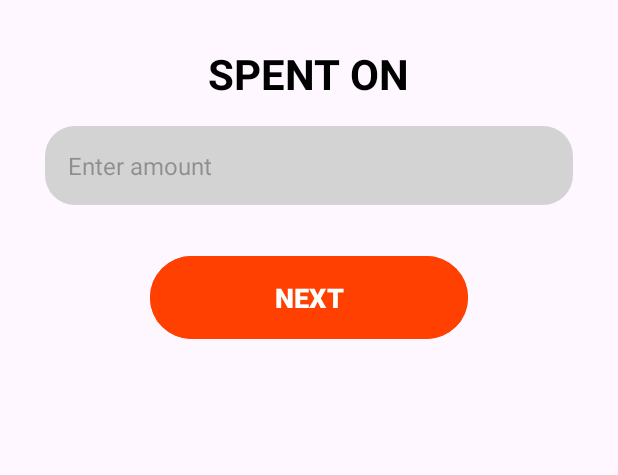
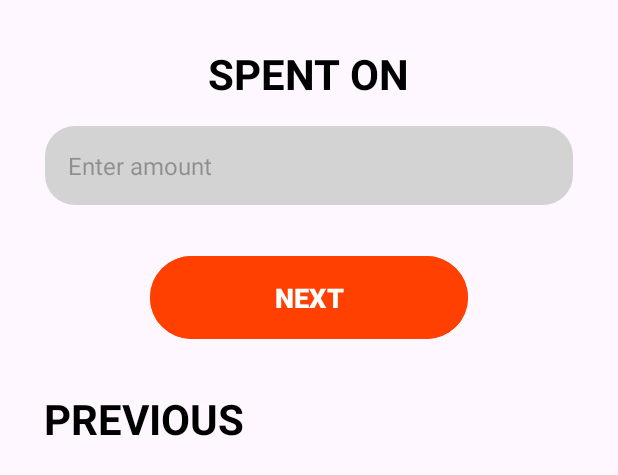
Before and after one commit to Jack-Willder/Family-Budget-Manager, an Android app: the layout spenton.xml on its own in the app's theme, with its tools: preview values and no code run, on a phone screen of 412 x 824 dp. Shown: the top 475 px of the screen. Run offline under Robolectric (Android 15) with nearby library versions, the phone set to English and light mode, and no system bars.

Commit message:
previous txt added

```diff
--- a/app/src/main/res/layout/spenton.xml
+++ b/app/src/main/res/layout/spenton.xml
@@ -39,4 +39,15 @@
         android:paddingTop="15dp"
         android:paddingBottom="15dp"
         android:layout_marginHorizontal="70dp" />
+
+    <TextView
+        android:layout_width="wrap_content"
+        android:layout_height="wrap_content"
+        android:text="PREVIOUS"
+        android:textStyle="bold"
+        android:textSize="28sp"
+        android:textColor="#000000"
+        android:layout_marginTop="30dp"
+        android:layout_marginRight="110dp"
+         />
 </LinearLayout>
```
